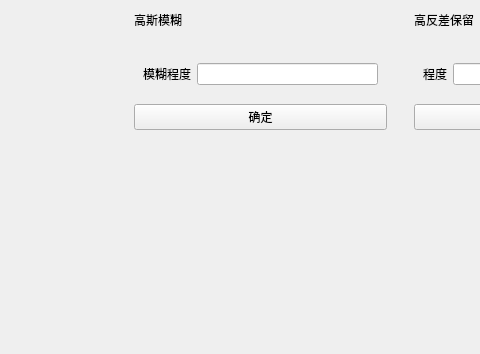
Above: ImageWithUI/mainwindow.ui from Obj4ct/ImageWithUI before the change; both pictures show x 456 to 936 and y 447 to 801 of the 1399 by 801 pixel window. Below: the same form after it.
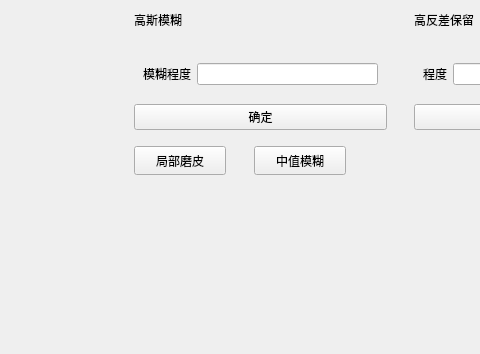
That is the form after the change.

Commit message: 完成局部磨皮,中值模糊

The edit to the form file:
```diff
--- a/ImageWithUI/mainwindow.ui
+++ b/ImageWithUI/mainwindow.ui
@@ -503,6 +503,32 @@
       </item>
      </layout>
     </widget>
+    <widget class="QPushButton" name="btn_mask">
+     <property name="geometry">
+      <rect>
+       <x>10</x>
+       <y>570</y>
+       <width>92</width>
+       <height>29</height>
+      </rect>
+     </property>
+     <property name="text">
+      <string>局部磨皮</string>
+     </property>
+    </widget>
+    <widget class="QPushButton" name="btn_medianBlur">
+     <property name="geometry">
+      <rect>
+       <x>130</x>
+       <y>570</y>
+       <width>92</width>
+       <height>29</height>
+      </rect>
+     </property>
+     <property name="text">
+      <string>中值模糊</string>
+     </property>
+    </widget>
    </widget>
    <widget class="QWidget" name="widget_add" native="true">
     <property name="geometry">
```
The commit also changes 6 other files.
